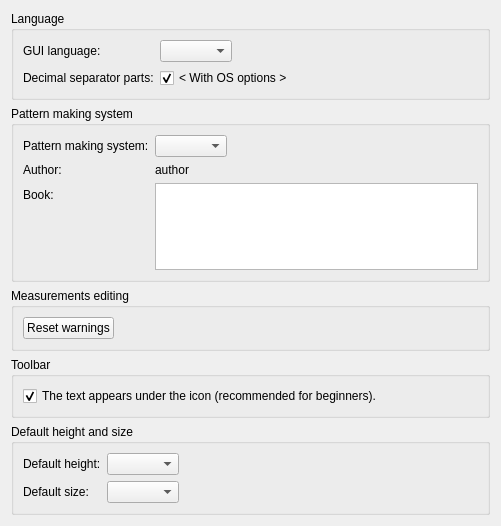
First picture: the form in src/app/seamlyme/dialogs/configpages/seamlymepreferencesconfigurationpage.ui, repository FashionFreedom/Seamly2D, before the edit.
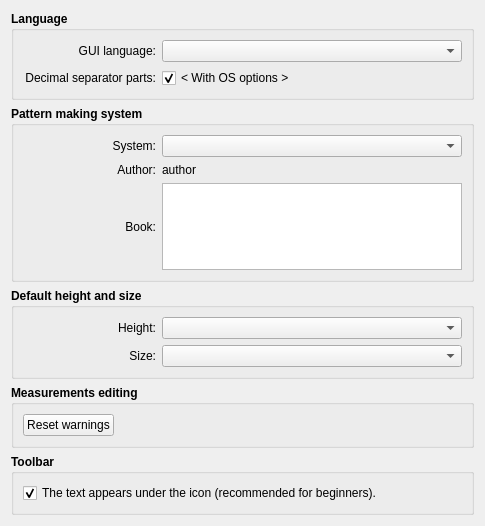
Second picture: the form after the edit.

```diff
--- a/src/app/seamlyme/dialogs/configpages/seamlymepreferencesconfigurationpage.ui
+++ b/src/app/seamlyme/dialogs/configpages/seamlymepreferencesconfigurationpage.ui
@@ -6,42 +6,107 @@
    <rect>
     <x>0</x>
     <y>0</y>
-    <width>501</width>
+    <width>485</width>
     <height>526</height>
    </rect>
   </property>
+  <property name="maximumSize">
+   <size>
+    <width>485</width>
+    <height>570</height>
+   </size>
+  </property>
   <property name="windowTitle">
    <string notr="true">Configuration</string>
   </property>
   <layout class="QVBoxLayout" name="verticalLayout">
    <item>
     <widget class="QGroupBox" name="groupBox_2">
+     <property name="font">
+      <font>
+       <bold>true</bold>
+      </font>
+     </property>
      <property name="title">
       <string>Language</string>
      </property>
-     <layout class="QFormLayout" name="formLayout">
-      <property name="fieldGrowthPolicy">
-       <enum>QFormLayout::ExpandingFieldsGrow</enum>
-      </property>
-      <item row="0" column="0">
+     <layout class="QVBoxLayout" name="verticalLayout_2">
+      <item>
+       <layout class="QHBoxLayout" name="horizontalLayout">
+        <item>
        <widget class="QLabel" name="label_2">
+          <property name="minimumSize">
+           <size>
+            <width>130</width>
+            <height>0</height>
+           </size>
+          </property>
+          <property name="font">
+           <font>
+            <bold>false</bold>
+           </font>
+          </property>
         <property name="text">
          <string>GUI language:</string>
         </property>
-       </widget>
-      </item>
-      <item row="0" column="1">
-       <widget class="QComboBox" name="langCombo"/>
-      </item>
-      <item row="1" column="0">
+          <property name="alignment">
+           <set>Qt::AlignRight|Qt::AlignTrailing|Qt::AlignVCenter</set>
+          </property>
+         </widget>
+        </item>
+        <item>
+         <widget class="QComboBox" name="langCombo">
+          <property name="minimumSize">
+           <size>
+            <width>300</width>
+            <height>0</height>
+           </size>
+          </property>
+          <property name="font">
+           <font>
+            <bold>false</bold>
+           </font>
+          </property>
+         </widget>
+        </item>
+       </layout>
+      </item>
+      <item>
+       <layout class="QHBoxLayout" name="horizontalLayout_2">
+        <item>
        <widget class="QLabel" name="label_3">
+          <property name="minimumSize">
+           <size>
+            <width>130</width>
+            <height>0</height>
+           </size>
+          </property>
+          <property name="font">
+           <font>
+            <bold>false</bold>
+           </font>
+          </property>
         <property name="text">
          <string>Decimal separator parts:</string>
         </property>
-       </widget>
-      </item>
-      <item row="1" column="1">
+          <property name="alignment">
+           <set>Qt::AlignRight|Qt::AlignTrailing|Qt::AlignVCenter</set>
+          </property>
+         </widget>
+        </item>
+        <item>
        <widget class="QCheckBox" name="osOptionCheck">
+          <property name="minimumSize">
+           <size>
+            <width>300</width>
+            <height>0</height>
+           </size>
+          </property>
+          <property name="font">
+           <font>
+            <bold>false</bold>
+           </font>
+          </property>
         <property name="text">
          <string notr="true">&lt; With OS options &gt;</string>
         </property>
@@ -51,70 +116,261 @@
        </widget>
       </item>
      </layout>
+      </item>
+     </layout>
     </widget>
    </item>
    <item>
     <widget class="QGroupBox" name="groupBox_3">
+     <property name="font">
+      <font>
+       <bold>true</bold>
+      </font>
+     </property>
      <property name="title">
       <string>Pattern making system</string>
      </property>
-     <layout class="QFormLayout" name="formLayout_2">
-      <property name="fieldGrowthPolicy">
-       <enum>QFormLayout::ExpandingFieldsGrow</enum>
-      </property>
-      <item row="0" column="0">
+     <layout class="QVBoxLayout" name="verticalLayout_3">
+      <item>
+       <layout class="QHBoxLayout" name="horizontalLayout_3">
+        <item>
        <widget class="QLabel" name="label_6">
+          <property name="minimumSize">
+           <size>
+            <width>130</width>
+            <height>0</height>
+           </size>
+          </property>
+          <property name="font">
+           <font>
+            <bold>false</bold>
+           </font>
+          </property>
         <property name="text">
-         <string>Pattern making system:</string>
-        </property>
-       </widget>
-      </item>
-      <item row="0" column="1">
-       <widget class="QComboBox" name="systemCombo"/>
-      </item>
-      <item row="1" column="0">
+           <string>System:</string>
+          </property>
+          <property name="alignment">
+           <set>Qt::AlignRight|Qt::AlignTrailing|Qt::AlignVCenter</set>
+          </property>
+         </widget>
+        </item>
+        <item>
+         <widget class="QComboBox" name="systemCombo">
+          <property name="minimumSize">
+           <size>
+            <width>300</width>
+            <height>0</height>
+           </size>
+          </property>
+          <property name="font">
+           <font>
+            <bold>false</bold>
+           </font>
+          </property>
+         </widget>
+        </item>
+       </layout>
+      </item>
+      <item>
+       <layout class="QHBoxLayout" name="horizontalLayout_4">
+        <item>
        <widget class="QLabel" name="label_7">
+          <property name="minimumSize">
+           <size>
+            <width>130</width>
+            <height>0</height>
+           </size>
+          </property>
+          <property name="font">
+           <font>
+            <bold>false</bold>
+           </font>
+          </property>
         <property name="text">
          <string>Author:</string>
         </property>
-       </widget>
-      </item>
-      <item row="1" column="1">
+          <property name="alignment">
+           <set>Qt::AlignRight|Qt::AlignTrailing|Qt::AlignVCenter</set>
+          </property>
+         </widget>
+        </item>
+        <item>
        <widget class="QLabel" name="systemAuthorValueLabel">
+          <property name="minimumSize">
+           <size>
+            <width>300</width>
+            <height>0</height>
+           </size>
+          </property>
+          <property name="font">
+           <font>
+            <bold>false</bold>
+           </font>
+          </property>
         <property name="text">
          <string notr="true">author</string>
         </property>
        </widget>
       </item>
-      <item row="2" column="0">
+       </layout>
+      </item>
+      <item>
+       <layout class="QHBoxLayout" name="horizontalLayout_5">
+        <item>
        <widget class="QLabel" name="label_9">
+          <property name="minimumSize">
+           <size>
+            <width>130</width>
+            <height>0</height>
+           </size>
+          </property>
+          <property name="font">
+           <font>
+            <bold>false</bold>
+           </font>
+          </property>
         <property name="text">
          <string>Book:</string>
         </property>
-       </widget>
-      </item>
-      <item row="2" column="1">
+          <property name="alignment">
+           <set>Qt::AlignRight|Qt::AlignTrailing|Qt::AlignVCenter</set>
+          </property>
+         </widget>
+        </item>
+        <item>
        <widget class="QPlainTextEdit" name="systemBookValueLabel">
         <property name="sizePolicy">
-         <sizepolicy hsizetype="Expanding" vsizetype="Preferred">
+           <sizepolicy hsizetype="Preferred" vsizetype="Preferred">
           <horstretch>0</horstretch>
           <verstretch>0</verstretch>
          </sizepolicy>
         </property>
+          <property name="minimumSize">
+           <size>
+            <width>300</width>
+            <height>0</height>
+           </size>
+          </property>
+          <property name="font">
+           <font>
+            <bold>false</bold>
+           </font>
+          </property>
         <property name="readOnly">
          <bool>true</bool>
         </property>
        </widget>
       </item>
      </layout>
+      </item>
+     </layout>
+    </widget>
+   </item>
+   <item>
+    <widget class="QGroupBox" name="groupBox">
+     <property name="font">
+      <font>
+       <bold>true</bold>
+      </font>
+     </property>
+     <property name="title">
+      <string>Default height and size</string>
+     </property>
+     <layout class="QVBoxLayout" name="verticalLayout_4">
+      <item>
+       <layout class="QHBoxLayout" name="horizontalLayout_6">
+        <item>
+         <widget class="QLabel" name="label">
+          <property name="minimumSize">
+           <size>
+            <width>130</width>
+            <height>0</height>
+           </size>
+          </property>
+          <property name="font">
+           <font>
+            <bold>false</bold>
+           </font>
+          </property>
+          <property name="text">
+           <string>Height:</string>
+          </property>
+          <property name="alignment">
+           <set>Qt::AlignRight|Qt::AlignTrailing|Qt::AlignVCenter</set>
+          </property>
+         </widget>
+        </item>
+        <item>
+         <widget class="QComboBox" name="defHeightCombo">
+          <property name="minimumSize">
+           <size>
+            <width>300</width>
+            <height>0</height>
+           </size>
+          </property>
+          <property name="font">
+           <font>
+            <bold>false</bold>
+           </font>
+          </property>
+         </widget>
+        </item>
+       </layout>
+      </item>
+      <item>
+       <layout class="QHBoxLayout" name="horizontalLayout_7">
+        <item>
+         <widget class="QLabel" name="label_4">
+          <property name="minimumSize">
+           <size>
+            <width>130</width>
+            <height>0</height>
+           </size>
+          </property>
+          <property name="font">
+           <font>
+            <bold>false</bold>
+           </font>
+          </property>
+          <property name="text">
+           <string>Size:</string>
+          </property>
+          <property name="alignment">
+           <set>Qt::AlignRight|Qt::AlignTrailing|Qt::AlignVCenter</set>
+          </property>
+         </widget>
+        </item>
+        <item>
+         <widget class="QComboBox" name="defSizeCombo">
+          <property name="minimumSize">
+           <size>
+            <width>300</width>
+            <height>0</height>
+           </size>
+          </property>
+          <property name="font">
+           <font>
+            <bold>false</bold>
+           </font>
+          </property>
+         </widget>
+        </item>
+       </layout>
+      </item>
+     </layout>
     </widget>
    </item>
    <item>
     <widget class="QGroupBox" name="groupBox_5">
+     <property name="font">
+      <font>
+       <bold>true</bold>
+      </font>
+     </property>
      <property name="title">
       <string>Measurements editing</string>
      </property>
-     <layout class="QVBoxLayout" name="verticalLayout_3">
+     <layout class="QVBoxLayout" name="verticalLayout_6">
       <item>
        <widget class="QPushButton" name="resetWarningsButton">
         <property name="sizePolicy">
@@ -123,6 +379,11 @@
           <verstretch>0</verstretch>
          </sizepolicy>
         </property>
+        <property name="font">
+         <font>
+          <bold>false</bold>
+         </font>
+        </property>
         <property name="text">
          <string>Reset warnings</string>
         </property>
@@ -133,12 +394,22 @@
    </item>
    <item>
     <widget class="QGroupBox" name="groupBox_6">
+     <property name="font">
+      <font>
+       <bold>true</bold>
+      </font>
+     </property>
      <property name="title">
       <string>Toolbar</string>
      </property>
-     <layout class="QVBoxLayout" name="verticalLayout_4">
+     <layout class="QVBoxLayout" name="verticalLayout_5">
       <item>
        <widget class="QCheckBox" name="toolBarStyle_CheckBox">
+        <property name="font">
+         <font>
+          <bold>false</bold>
+         </font>
+        </property>
         <property name="text">
          <string>The text appears under the icon (recommended for beginners).</string>
         </property>
@@ -150,38 +421,6 @@
      </layout>
     </widget>
    </item>
-   <item>
-    <widget class="QGroupBox" name="groupBox">
-     <property name="title">
-      <string>Default height and size</string>
-     </property>
-     <layout class="QFormLayout" name="formLayout_3">
-      <property name="fieldGrowthPolicy">
-       <enum>QFormLayout::ExpandingFieldsGrow</enum>
-      </property>
-      <item row="0" column="0">
-       <widget class="QLabel" name="label">
-        <property name="text">
-         <string>Default height:</string>
-        </property>
-       </widget>
-      </item>
-      <item row="0" column="1">
-       <widget class="QComboBox" name="defHeightCombo"/>
-      </item>
-      <item row="1" column="0">
-       <widget class="QLabel" name="label_4">
-        <property name="text">
-         <string>Default size:</string>
-        </property>
-       </widget>
-      </item>
-      <item row="1" column="1">
-       <widget class="QComboBox" name="defSizeCombo"/>
-      </item>
-     </layout>
-    </widget>
-   </item>
    <item>
     <spacer name="verticalSpacer">
      <property name="orientation">
```
Lines whose indentation alone changed are shown as unchanged.
